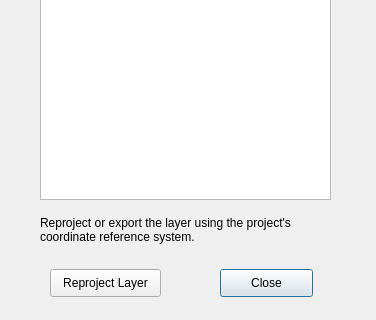
Arroonn/ProjektPlugin, file ui_v1.ui: the form before one commit; both pictures show x 0 to 376 and y 201 to 521 of the 376 by 521 pixel window.
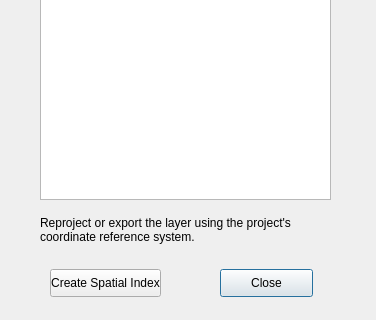
The form after the commit.

```diff
--- a/ui_v1.ui
+++ b/ui_v1.ui
@@ -74,7 +74,7 @@
     </rect>
    </property>
    <property name="text">
-    <string>Reproject Layer</string>
+    <string>Create Spatial Index</string>
    </property>
   </widget>
  </widget>
```
Left out of the diff: 2 changed lines with no effect on the pictures.
